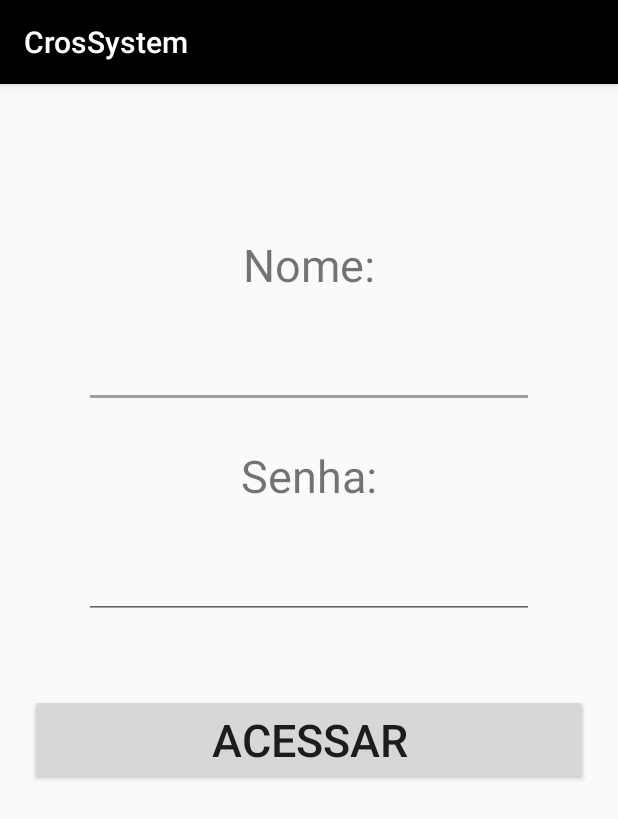
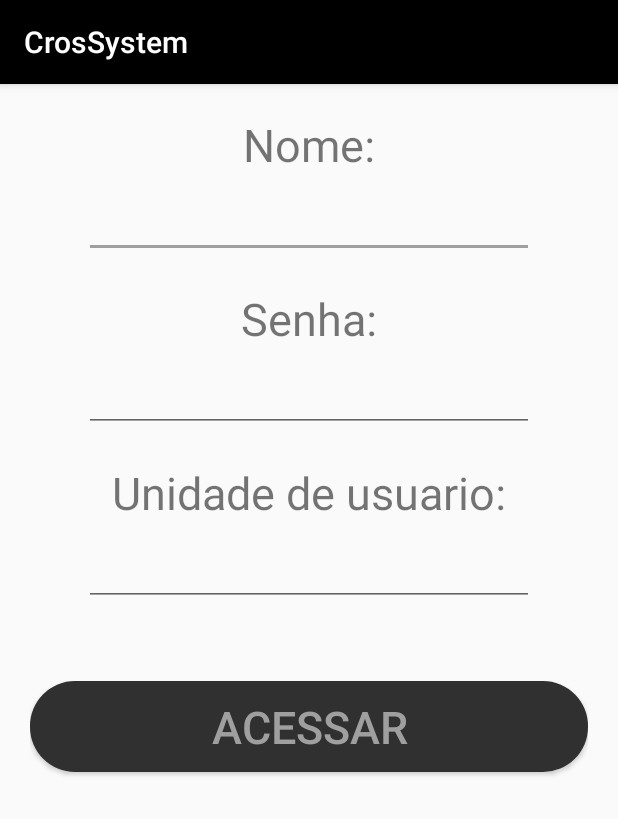
Before and after one commit to Wellers0n/MobileEX, an Android app: the screen it shows after launch (MainActivity), on a phone screen of 412 x 824 dp. Shown: the top 819 px of the screen. Run offline under Robolectric (Android 15) with nearby library versions, the phone set to English and light mode, and no system bars.

Commit message:
corrigindo bug da tela e implemantado button

```diff
--- a/app/src/main/AndroidManifest.xml
+++ b/app/src/main/AndroidManifest.xml
@@ -16,6 +16,8 @@
                 <category android:name="android.intent.category.LAUNCHER" />
             </intent-filter>
         </activity>
+        <activity android:name=".MainDetalhes" />
+        <activity android:name=".DetalhesActivity"></activity>
     </application>
 
 </manifest>
--- /dev/null
+++ b/app/src/main/java/com/example/wellerson/crossystem/DetalhesActivity.java
@@ -0,0 +1,13 @@
+package com.example.wellerson.crossystem;
+
+import android.support.v7.app.AppCompatActivity;
+import android.os.Bundle;
+
+public class DetalhesActivity extends AppCompatActivity {
+
+    @Override
+    protected void onCreate(Bundle savedInstanceState) {
+        super.onCreate(savedInstanceState);
+        setContentView(R.layout.activity_detalhes);
+    }
+}
--- a/app/src/main/java/com/example/wellerson/crossystem/MainActivity.java
+++ b/app/src/main/java/com/example/wellerson/crossystem/MainActivity.java
@@ -1,13 +1,57 @@
 package com.example.wellerson.crossystem;
 
+import android.content.Intent;
 import android.support.v7.app.AppCompatActivity;
 import android.os.Bundle;
+import android.view.View;
+import android.widget.Button;
+import android.widget.EditText;
+import android.widget.TextView;
+import android.widget.Toast;
 
-public class MainActivity extends AppCompatActivity {
+public class MainActivity extends AppCompatActivity implements View.OnClickListener{
+
+    ViewHolder nViewHolder = new ViewHolder();
 
     @Override
     protected void onCreate(Bundle savedInstanceState) {
         super.onCreate(savedInstanceState);
         setContentView(R.layout.activity_main);
+
+        this.nViewHolder.tvUsuario = (TextView) findViewById(R.id.tv_usuario);
+        this.nViewHolder.etUsuario = (EditText) findViewById(R.id.et_usuario);
+        this.nViewHolder.tvSenha = (TextView) findViewById(R.id.tv_senha);
+        this.nViewHolder.etSenha = (EditText) findViewById(R.id.et_senha);
+        this.nViewHolder.tvUnidadeUsuario = (TextView) findViewById(R.id.tv_unidade_usuario);
+        this.nViewHolder.etUnidadeUsuario = (EditText) findViewById(R.id.et_unidade_usuario);
+        this.nViewHolder.bBotao = (Button) findViewById(R.id.b_botao);
+
+
+        this.nViewHolder.bBotao.setOnClickListener(this); //incluindo onClick no botao
+    }
+
+    @Override
+    public void onClick(View v) {
+        System.out.println(nViewHolder.etSenha.getText());
+        int id = v.getId();
+        System.out.println(nViewHolder.etUsuario.getText());
+        if (id == R.id.b_botao){ //fazendo o onClick para passar para a outra tela
+            if(nViewHolder.etUsuario.getText().toString().equals("cross") && nViewHolder.etSenha.getText().toString().equals("123") && nViewHolder.etUnidadeUsuario.getText().toString().equals("000")){
+                Toast.makeText(this, "Bem Vindo", Toast.LENGTH_LONG).show();
+                Intent intent = new Intent(this, DetalhesActivity.class);
+                startActivity(intent);
+
+            }
+        }
+    }
+
+    public static class ViewHolder{
+        TextView tvUsuario;
+        EditText etUsuario;
+        TextView tvSenha;
+        EditText etSenha;
+        TextView tvUnidadeUsuario;
+        EditText etUnidadeUsuario;
+        Button  bBotao;
     }
 }
--- /dev/null
+++ b/app/src/main/res/drawable/radius_button.xml
@@ -0,0 +1,5 @@
+<shape xmlns:android="http://schemas.android.com/apk/res/android">
+
+    <corners android:radius="30dp"/>
+    <solid android:color="@color/colorPrimaryDark"/>
+</shape>
--- /dev/null
+++ b/app/src/main/res/layout/activity_detalhes.xml
@@ -0,0 +1,11 @@
+<?xml version="1.0" encoding="utf-8"?>
+<android.support.constraint.ConstraintLayout xmlns:android="http://schemas.android.com/apk/res/android"
+    xmlns:app="http://schemas.android.com/apk/res-auto"
+    xmlns:tools="http://schemas.android.com/tools"
+    android:layout_width="match_parent"
+    android:layout_height="match_parent"
+    tools:context=".DetalhesActivity">
+
+
+
+</android.support.constraint.ConstraintLayout>
--- a/app/src/main/res/layout/activity_main.xml
+++ b/app/src/main/res/layout/activity_main.xml
@@ -9,25 +9,25 @@
     >
 
     <TextView
-        android:id="@+id/tv_usuario_label"
+        android:id="@+id/tv_usuario"
         android:layout_width="wrap_content"
         android:layout_height="wrap_content"
         android:text="@string/tw_name"
         android:textSize="30sp"
         android:layout_centerHorizontal="true"
-        android:layout_marginTop="80dp"
+        android:maxLength="15"
 
         />
 
     <EditText
         android:id="@+id/et_usuario"
-        android:layout_below="@id/tv_usuario_label"
+        android:layout_below="@id/tv_usuario"
         android:layout_width="300dp"
         android:layout_height="wrap_content"
         android:layout_centerHorizontal="true"
-        android:layout_marginTop="30dp"
+        android:layout_marginTop="10dp"
         android:nextFocusDown="@id/et_senha"
-        />
+        android:inputType="textImeMultiLine"/>
 
     <TextView
         android:id="@+id/tv_senha"
@@ -35,9 +35,9 @@
         android:layout_height="wrap_content"
         android:text="@string/tw_senha"
         android:textSize="30sp"
-        android:layout_below="@id/tv_usuario_label"
+        android:layout_below="@id/et_usuario"
         android:layout_centerHorizontal="true"
-        android:layout_marginTop="100dp"
+        android:layout_marginTop="20dp"
 
         />
 
@@ -47,16 +47,41 @@
         android:layout_height="wrap_content"
         android:layout_below="@+id/tv_senha"
         android:layout_centerHorizontal="true"
-        android:layout_marginTop="30dp"
+        android:layout_marginTop="10dp"
         android:inputType="textPassword"
-        />
+        android:maxLength="15" />
+
+    <TextView
+        android:id="@+id/tv_unidade_usuario"
+        android:layout_width="wrap_content"
+        android:layout_height="wrap_content"
+        android:layout_below="@id/et_senha"
+        android:layout_marginTop="20dp"
+        android:text="@string/unidade_de_usuario"
+        android:textSize="30sp"
+        android:layout_centerHorizontal="true" />
+
+    <EditText
+        android:id="@+id/et_unidade_usuario"
+        android:layout_width="300dp"
+        android:layout_height="wrap_content"
+        android:layout_below="@+id/tv_unidade_usuario"
+        android:layout_marginTop="10dp"
+        android:maxLength="15"
+        android:layout_centerHorizontal="true"
+        android:inputType="textImeMultiLine"/>
+
 
     <Button
+        android:id="@+id/b_botao"
         android:layout_width="match_parent"
         android:layout_height="wrap_content"
-        android:layout_below="@id/et_senha"
+        android:layout_below="@id/et_unidade_usuario"
         android:layout_marginTop="50dp"
         android:text="@string/btn_acessar"
-        android:textSize="30sp"/>
+        android:textSize="30sp"
+        android:background="@drawable/radius_button"
+        android:padding="10dp"
+        android:textColor="@color/colorAccent"/>
 
 </RelativeLayout>
--- a/app/src/main/res/values/strings.xml
+++ b/app/src/main/res/values/strings.xml
@@ -3,4 +3,5 @@
     <string name="tw_name">Nome:</string>
     <string name="tw_senha">Senha:</string>
     <string name="btn_acessar">Acessar</string>
+    <string name="unidade_de_usuario">Unidade de usuario:</string>
 </resources>
```
